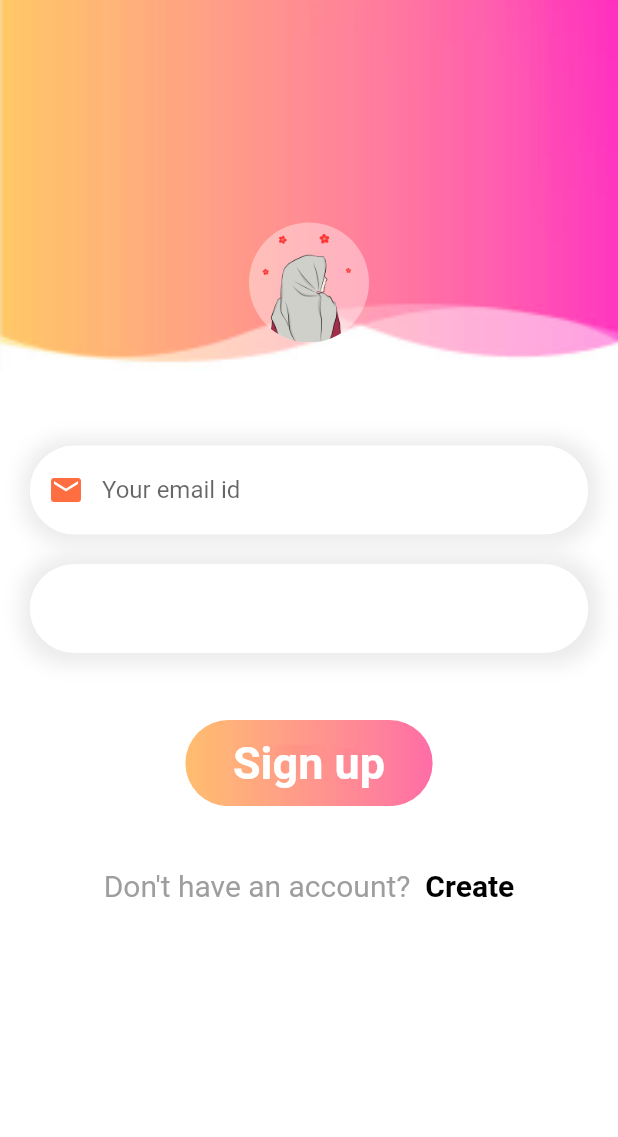
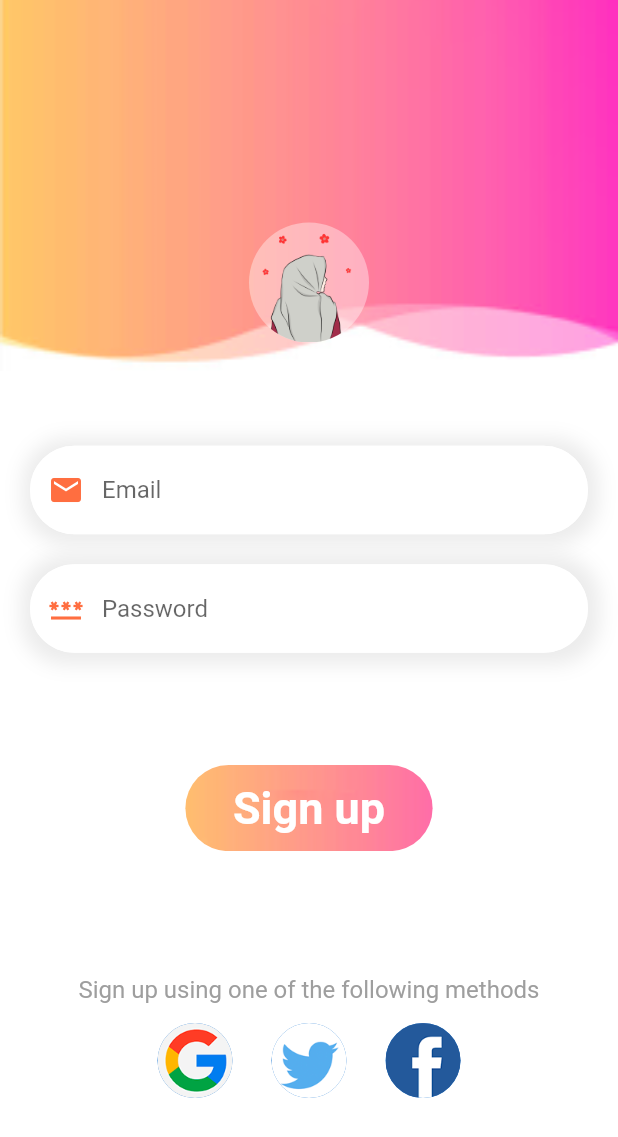
Before and after one commit to AhmedElatreby/safetyapp_1, a Flutter app: the screen it shows after launch, on a phone screen of 412 x 824 dp. Shown: the top 1137 px of the screen. Run offline on Flutter 3.47's test engine with Material 2 defaults, Android fonts, the phone set to English and light mode, and no system bars.

Commit message:
signup page

```diff
--- a/lib/pages/signup_page.dart
+++ b/lib/pages/signup_page.dart
@@ -5,6 +5,12 @@ class SignUpPage extends StatelessWidget {
 
   @override
   Widget build(BuildContext context) {
+
+    List images =[
+      "g.png",
+      "t.png",
+      "f.png",
+    ];
     double width = MediaQuery.of(context).size.width;
     double height = MediaQuery.of(context).size.height;
 
@@ -60,7 +66,7 @@ class SignUpPage extends StatelessWidget {
                   ),
                   child: TextField(
                     decoration: InputDecoration(
-                      hintText: "Your email id",
+                      hintText: "Email",
                       prefixIcon: const Icon(Icons.email, color:Colors.deepOrangeAccent),
                       focusedBorder: OutlineInputBorder(
                           borderRadius: BorderRadius.circular(30),
@@ -99,6 +105,9 @@ class SignUpPage extends StatelessWidget {
                   ),
                   child: TextField(
                     decoration: InputDecoration(
+                      hintText: "Password",
+                      prefixIcon: const Icon(Icons.password_outlined, color:Colors.deepOrangeAccent),
+
                       focusedBorder: OutlineInputBorder(
                           borderRadius: BorderRadius.circular(30),
                           borderSide: const BorderSide(
@@ -120,7 +129,7 @@ class SignUpPage extends StatelessWidget {
                     ),
                   ),
                 ),
-                const SizedBox(height:20),
+                const SizedBox(height:50),
                 // Row(
                 //   children: [
                 //     Expanded(child: Container(),),
@@ -162,24 +171,30 @@ class SignUpPage extends StatelessWidget {
             ),
 
           ),
-          SizedBox(height: width*0.1,),
-          RichText(text: const TextSpan(text:"Don\'t have an account?",
+          SizedBox(height: width*0.2,),
+          RichText(text: const TextSpan(text:"Sign up using one of the following methods",
               style: TextStyle(
                 color: Colors.grey,
-                fontSize: 20,
+                fontSize: 16,
               ),
-              children: [
-                const TextSpan(
-                    text:"  Create",
-                    style: const TextStyle(
-                        color: Colors.black,
-                        fontSize: 20,
-                        fontWeight: FontWeight.bold
-                    )
-                )
-              ]
-          )
-          )
+          ),),
+          Wrap(
+            children: List<Widget>.generate(3, (index) {
+              return Padding(
+                padding: const EdgeInsets.all(8),
+                child: CircleAvatar(
+                  radius: 30,
+                  backgroundColor: Colors.white38,
+                  child: CircleAvatar(
+                    radius: 25,
+                      backgroundImage: AssetImage(
+                        "assests/images/"+images[index]
+                      ),
+                  ),
+                ),
+              );
+            }),
+          ),
         ],
       ),
     );
```
